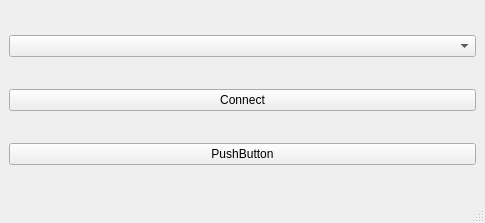
Before: the Qt Designer form mainwindow.ui in PostNeoNoir/Serial_Port, drawn with Qt 5.
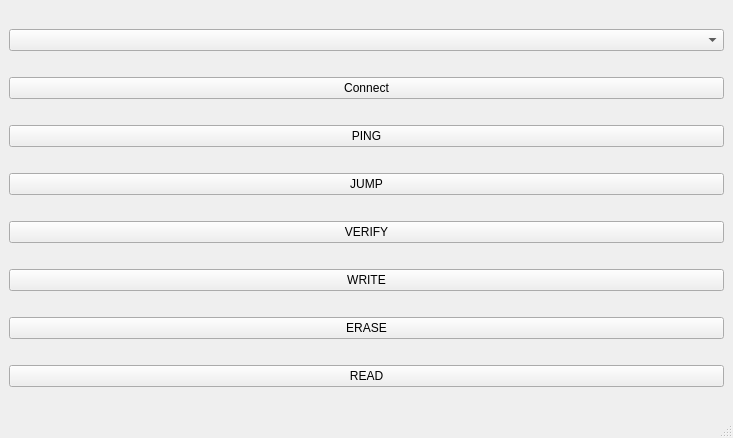
After: the same form once the commit is applied.

```diff
--- a/mainwindow.ui
+++ b/mainwindow.ui
@@ -6,8 +6,8 @@
    <rect>
     <x>0</x>
     <y>0</y>
-    <width>485</width>
-    <height>223</height>
+    <width>733</width>
+    <height>438</height>
    </rect>
   </property>
   <property name="windowTitle">
@@ -28,7 +28,42 @@
     <item>
      <widget class="QPushButton" name="Button_Write">
       <property name="text">
-       <string>PushButton</string>
+       <string>PING</string>
+      </property>
+     </widget>
+    </item>
+    <item>
+     <widget class="QPushButton" name="Jump_Button">
+      <property name="text">
+       <string>JUMP</string>
+      </property>
+     </widget>
+    </item>
+    <item>
+     <widget class="QPushButton" name="Verify_Button">
+      <property name="text">
+       <string>VERIFY</string>
+      </property>
+     </widget>
+    </item>
+    <item>
+     <widget class="QPushButton" name="Write_Button">
+      <property name="text">
+       <string>WRITE</string>
+      </property>
+     </widget>
+    </item>
+    <item>
+     <widget class="QPushButton" name="Erase_Button">
+      <property name="text">
+       <string>ERASE</string>
+      </property>
+     </widget>
+    </item>
+    <item>
+     <widget class="QPushButton" name="Read_Button">
+      <property name="text">
+       <string>READ</string>
       </property>
      </widget>
     </item>
```
Left out of the diff: 6 changed lines with no effect on the pictures.
